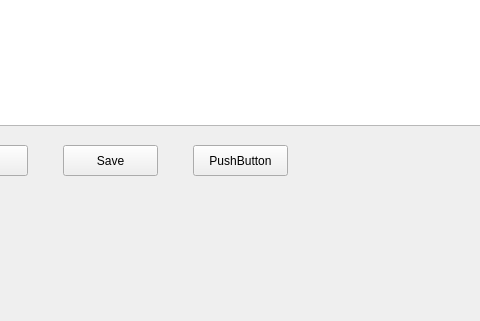
This is mainwindow.ui in Unaimend/Notizprogramm as Qt 5 draws it before an edit; both pictures show x 237 to 717 and y 352 to 673 of the 861 by 673 pixel window. The edited form follows.
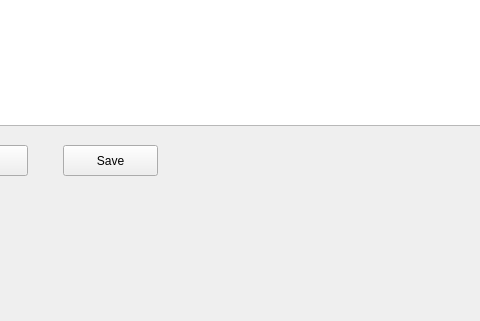
This is the edited form.

```diff
--- a/mainwindow.ui
+++ b/mainwindow.ui
@@ -60,19 +60,6 @@
      <string>Save</string>
     </property>
    </widget>
-   <widget class="QPushButton" name="pushButton_3">
-    <property name="geometry">
-     <rect>
-      <x>430</x>
-      <y>480</y>
-      <width>95</width>
-      <height>31</height>
-     </rect>
-    </property>
-    <property name="text">
-     <string>PushButton</string>
-    </property>
-   </widget>
   </widget>
   <widget class="QMenuBar" name="menuBar">
    <property name="geometry">
```
Left out of the diff: 6 changed lines with no effect on the pictures.
